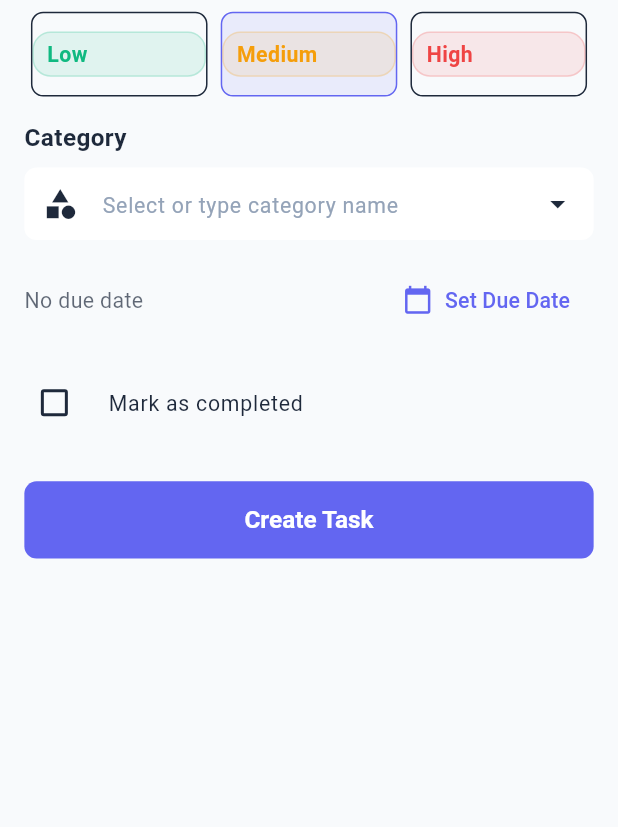
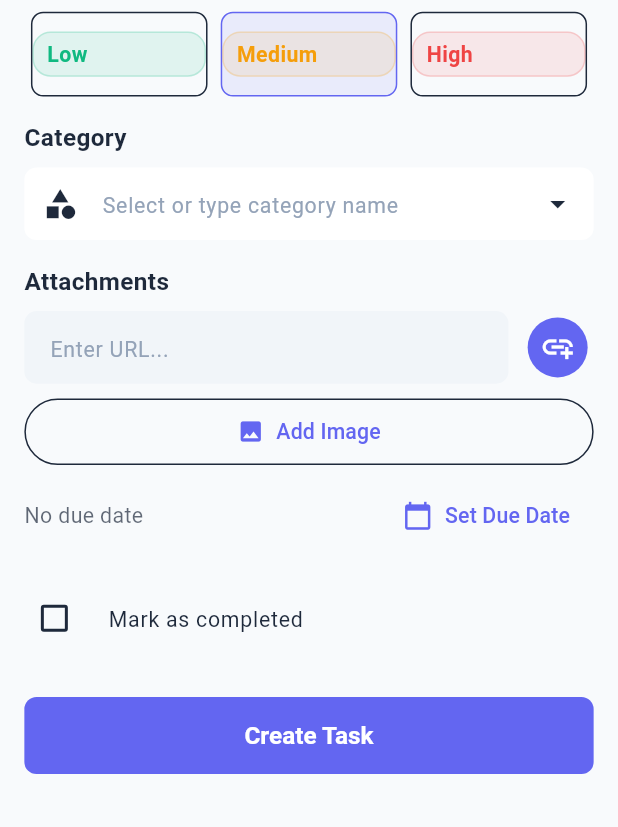
Before and after one commit to ahmadhabibshovo/work_manager, a Flutter app: the CreateTaskScreen screen opened directly, on a phone screen of 412 x 824 dp, the part 409-1236 px from its top. Run offline on Flutter 3.47's test engine with Material 3 defaults, Android fonts, the phone set to English and light mode, and no system bars; our stand-ins replace flutter_screenutil, image_picker, shared_preferences; accounts and stored records are empty.

Commit message:
feat: Add task attachment functionality with URL and image support

```diff
--- a/lib/features/task_management/data/models/task.dart
+++ b/lib/features/task_management/data/models/task.dart
@@ -1,4 +1,6 @@
+import 'package:flutter/foundation.dart';
 import 'priority.dart';
+import 'task_attachment.dart';
 
 class Task {
   final String id;
@@ -10,6 +12,7 @@ class Task {
   final DateTime createdAt;
   final DateTime? updatedAt;
   final String? categoryId;
+  final List<TaskAttachment> attachments;
 
   const Task({
     required this.id,
@@ -21,6 +24,7 @@ class Task {
     required this.createdAt,
     this.updatedAt,
     this.categoryId,
+    this.attachments = const [],
   });
 
   Task copyWith({
@@ -33,6 +37,7 @@ class Task {
     DateTime? createdAt,
     DateTime? updatedAt,
     String? categoryId,
+    List<TaskAttachment>? attachments,
   }) {
     return Task(
       id: id ?? this.id,
@@ -44,6 +49,7 @@ class Task {
       createdAt: createdAt ?? this.createdAt,
       updatedAt: updatedAt ?? this.updatedAt,
       categoryId: categoryId ?? this.categoryId,
+      attachments: attachments ?? this.attachments,
     );
   }
 
@@ -58,6 +64,7 @@ class Task {
       'createdAt': createdAt.toIso8601String(),
       'updatedAt': updatedAt?.toIso8601String(),
       'categoryId': categoryId,
+      'attachments': attachments.map((attachment) => attachment.toJson()).toList(),
     };
   }
 
@@ -76,6 +83,11 @@ class Task {
           ? DateTime.parse(json['updatedAt'] as String)
           : null,
       categoryId: json['categoryId'] as String?,
+      attachments: json['attachments'] != null
+          ? (json['attachments'] as List<dynamic>)
+              .map((attachmentJson) => TaskAttachment.fromJson(attachmentJson as Map<String, dynamic>))
+              .toList()
+          : [],
     );
   }
 
@@ -97,7 +109,8 @@ class Task {
         other.dueDate == dueDate &&
         other.createdAt == createdAt &&
         other.updatedAt == updatedAt &&
-        other.categoryId == categoryId;
+        other.categoryId == categoryId &&
+        listEquals(other.attachments, attachments);
   }
 
   @override
@@ -110,6 +123,7 @@ class Task {
         dueDate.hashCode ^
         createdAt.hashCode ^
         updatedAt.hashCode ^
-        categoryId.hashCode;
+        categoryId.hashCode ^
+        attachments.hashCode;
   }
 }
--- /dev/null
+++ b/lib/features/task_management/data/models/task_attachment.dart
@@ -0,0 +1,104 @@
+import 'package:flutter/material.dart';
+
+enum AttachmentType {
+  url,
+  image;
+
+  String get displayName {
+    switch (this) {
+      case AttachmentType.url:
+        return 'URL';
+      case AttachmentType.image:
+        return 'Image';
+    }
+  }
+
+  IconData get icon {
+    switch (this) {
+      case AttachmentType.url:
+        return Icons.link;
+      case AttachmentType.image:
+        return Icons.image;
+    }
+  }
+}
+
+class TaskAttachment {
+  final String id;
+  final AttachmentType type;
+  final String url; // For URLs, this is the actual URL. For images, this is the file path/URI
+  final String? displayName; // Optional display name for the attachment
+  final DateTime createdAt;
+
+  const TaskAttachment({
+    required this.id,
+    required this.type,
+    required this.url,
+    this.displayName,
+    required this.createdAt,
+  });
+
+  TaskAttachment copyWith({
+    String? id,
+    AttachmentType? type,
+    String? url,
+    String? displayName,
+    DateTime? createdAt,
+  }) {
+    return TaskAttachment(
+      id: id ?? this.id,
+      type: type ?? this.type,
+      url: url ?? this.url,
+      displayName: displayName ?? this.displayName,
+      createdAt: createdAt ?? this.createdAt,
+    );
+  }
+
+  Map<String, dynamic> toJson() {
+    return {
+      'id': id,
+      'type': type.name,
+      'url': url,
+      'displayName': displayName,
+      'createdAt': createdAt.toIso8601String(),
+    };
+  }
+
+  factory TaskAttachment.fromJson(Map<String, dynamic> json) {
+    return TaskAttachment(
+      id: json['id'] as String,
+      type: AttachmentType.values.firstWhere(
+        (type) => type.name == json['type'] as String,
+      ),
+      url: json['url'] as String,
+      displayName: json['displayName'] as String?,
+      createdAt: DateTime.parse(json['createdAt'] as String),
+    );
+  }
+
+  @override
+  String toString() {
+    return 'TaskAttachment(id: $id, type: $type, url: $url, displayName: $displayName)';
+  }
+
+  @override
+  bool operator ==(Object other) {
+    if (identical(this, other)) return true;
+
+    return other is TaskAttachment &&
+        other.id == id &&
+        other.type == type &&
+        other.url == url &&
+        other.displayName == displayName &&
+        other.createdAt == createdAt;
+  }
+
+  @override
+  int get hashCode {
+    return id.hashCode ^
+        type.hashCode ^
+        url.hashCode ^
+        displayName.hashCode ^
+        createdAt.hashCode;
+  }
+}
--- a/lib/features/task_management/presentation/widgets/task_form.dart
+++ b/lib/features/task_management/presentation/widgets/task_form.dart
@@ -1,7 +1,9 @@
 import 'package:flutter/material.dart';
 import 'package:flutter_screenutil/flutter_screenutil.dart';
+import 'package:image_picker/image_picker.dart';
 import '../../data/models/task.dart';
 import '../../data/models/priority.dart';
+import '../../data/models/task_attachment.dart';
 import '../../../categories/data/models/category.dart';
 import 'priority_badge.dart';
 import 'category_selection_widget.dart';
@@ -26,26 +28,32 @@ class _TaskFormState extends State<TaskForm> {
   final _formKey = GlobalKey<FormState>();
   late TextEditingController _titleController;
   late TextEditingController _descriptionController;
+  late TextEditingController _urlController;
   late Priority _selectedPriority;
   late DateTime? _selectedDueDate;
   late String? _selectedCategoryId;
   late bool _isCompleted;
+  late List<TaskAttachment> _attachments;
+  final ImagePicker _imagePicker = ImagePicker();
 
   @override
   void initState() {
     super.initState();
     _titleController = TextEditingController(text: widget.task?.title ?? '');
     _descriptionController = TextEditingController(text: widget.task?.description ?? '');
+    _urlController = TextEditingController();
     _selectedPriority = widget.task?.priority ?? Priority.medium;
     _selectedDueDate = widget.task?.dueDate;
     _isCompleted = widget.task?.isCompleted ?? false;
     _selectedCategoryId = widget.task?.categoryId;
+    _attachments = List.from(widget.task?.attachments ?? []);
   }
 
   @override
   void dispose() {
     _titleController.dispose();
     _descriptionController.dispose();
+    _urlController.dispose();
     super.dispose();
   }
 
@@ -140,6 +148,95 @@ class _TaskFormState extends State<TaskForm> {
             },
           ),
           SizedBox(height: 16.h),
+          Text(
+            'Attachments',
+            style: TextStyle(
+              fontSize: 16.sp,
+              fontWeight: FontWeight.w600,
+              color: Theme.of(context).colorScheme.onSurface,
+            ),
+          ),
+          SizedBox(height: 8.h),
+          // URL input section
+          Row(
+            children: [
+              Expanded(
+                child: TextField(
+                  controller: _urlController,
+                  decoration: InputDecoration(
+                    hintText: 'Enter URL...',
+                    border: OutlineInputBorder(
+                      borderRadius: BorderRadius.circular(8.r),
+                    ),
+                    contentPadding: EdgeInsets.symmetric(horizontal: 12.w, vertical: 12.h),
+                  ),
+                  onSubmitted: (_) => _addUrlAttachment(),
+                ),
+              ),
+              SizedBox(width: 8.w),
+              IconButton(
+                onPressed: _addUrlAttachment,
+                icon: Icon(Icons.add_link),
+                style: IconButton.styleFrom(
+                  backgroundColor: Theme.of(context).colorScheme.primary,
+                  foregroundColor: Theme.of(context).colorScheme.onPrimary,
+                ),
+              ),
+            ],
+          ),
+          SizedBox(height: 8.h),
+          // Image picker button
+          SizedBox(
+            width: double.infinity,
+            child: OutlinedButton.icon(
+              onPressed: _addImageAttachment,
+              icon: Icon(Icons.image),
+              label: Text('Add Image'),
+              style: OutlinedButton.styleFrom(
+                padding: EdgeInsets.symmetric(vertical: 12.h),
+              ),
+            ),
+          ),
+          SizedBox(height: 8.h),
+          // Attachments list
+          if (_attachments.isNotEmpty) ...[
+            Container(
+              constraints: BoxConstraints(maxHeight: 150.h),
+              decoration: BoxDecoration(
+                border: Border.all(color: Theme.of(context).colorScheme.outline),
+                borderRadius: BorderRadius.circular(8.r),
+              ),
+              child: ListView.builder(
+                shrinkWrap: true,
+                itemCount: _attachments.length,
+                itemBuilder: (context, index) {
+                  final attachment = _attachments[index];
+                  return ListTile(
+                    dense: true,
+                    visualDensity: VisualDensity.compact,
+                    leading: Icon(
+                      attachment.type.icon,
+                      color: Theme.of(context).colorScheme.primary,
+                      size: 20.sp,
+                    ),
+                    title: Text(
+                      attachment.displayName ?? attachment.url,
+                      style: TextStyle(fontSize: 12.sp),
+                      maxLines: 1,
+                      overflow: TextOverflow.ellipsis,
+                    ),
+                    trailing: IconButton(
+                      icon: Icon(Icons.close, size: 16.sp),
+                      padding: EdgeInsets.zero,
+                      constraints: BoxConstraints(minWidth: 24.w, minHeight: 24.h),
+                      onPressed: () => _removeAttachment(attachment),
+                    ),
+                  );
+                },
+              ),
+            ),
+            SizedBox(height: 16.h),
+          ],
           Row(
             children: [
               Expanded(
@@ -224,6 +321,74 @@ class _TaskFormState extends State<TaskForm> {
     }
   }
 
+  void _addUrlAttachment() {
+    final url = _urlController.text.trim();
+    if (url.isNotEmpty) {
+      final attachment = TaskAttachment(
+        id: DateTime.now().millisecondsSinceEpoch.toString(),
+        type: AttachmentType.url,
+        url: url,
+        displayName: _extractUrlDisplayName(url),
+        createdAt: DateTime.now(),
+      );
+      setState(() {
+        _attachments.add(attachment);
+        _urlController.clear();
+      });
+    }
+  }
+
+  Future<void> _addImageAttachment() async {
+    try {
+      final pickedFile = await _imagePicker.pickImage(
+        source: ImageSource.gallery,
+        maxWidth: 1920,
+        maxHeight: 1080,
+        imageQuality: 85,
+      );
+
+      if (pickedFile != null) {
+        final attachment = TaskAttachment(
+          id: DateTime.now().millisecondsSinceEpoch.toString(),
+          type: AttachmentType.image,
+          url: pickedFile.path,
+          displayName: pickedFile.name,
+          createdAt: DateTime.now(),
+        );
+        setState(() {
+          _attachments.add(attachment);
+        });
+      }
+    } catch (e) {
+      if (mounted) {
+        ScaffoldMessenger.of(context).showSnackBar(
+          SnackBar(
+            content: Text('Failed to pick image: $e'),
+            backgroundColor: Theme.of(context).colorScheme.error,
+          ),
+        );
+      }
+    }
+  }
+
+  void _removeAttachment(TaskAttachment attachment) {
+    setState(() {
+      _attachments.remove(attachment);
+    });
+  }
+
+  String _extractUrlDisplayName(String url) {
+    try {
+      final uri = Uri.parse(url);
+      if (uri.host.isNotEmpty) {
+        return uri.host;
+      }
+    } catch (e) {
+      // If URL parsing fails, return the URL as is
+    }
+    return url;
+  }
+
   void _saveTask() {
     if (!_formKey.currentState!.validate()) return;
 
@@ -237,6 +402,7 @@ class _TaskFormState extends State<TaskForm> {
       isCompleted: _isCompleted,
       dueDate: _selectedDueDate,
       categoryId: _selectedCategoryId,
+      attachments: _attachments,
       createdAt: widget.task?.createdAt ?? DateTime.now(),
       updatedAt: DateTime.now(),
     );
--- a/pubspec.yaml
+++ b/pubspec.yaml
@@ -36,6 +36,7 @@ dependencies:
   cupertino_icons: ^1.0.8
   flutter_screenutil: ^5.9.0
   shared_preferences: ^2.2.2
+  image_picker: ^1.0.7
 
 dev_dependencies:
   flutter_test:
```
Also changed, not shown: lib/features/task_management/presentation/screens/task_list_screen.dart (+0 -19 lines), pubspec.lock, 6 other files.
